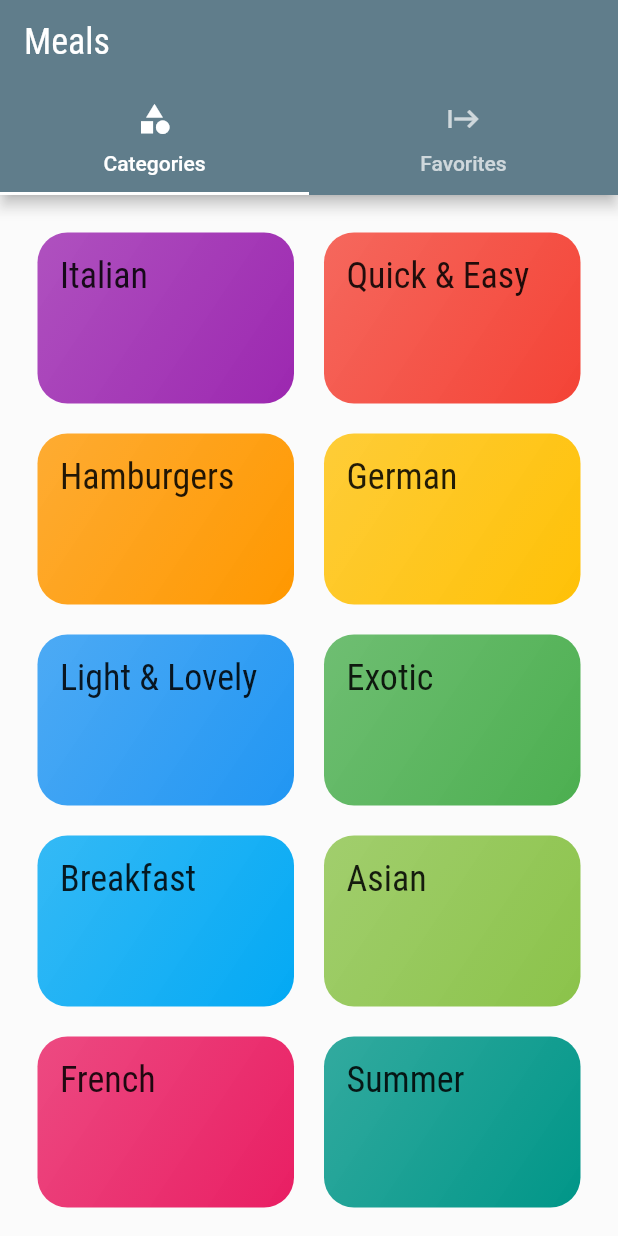
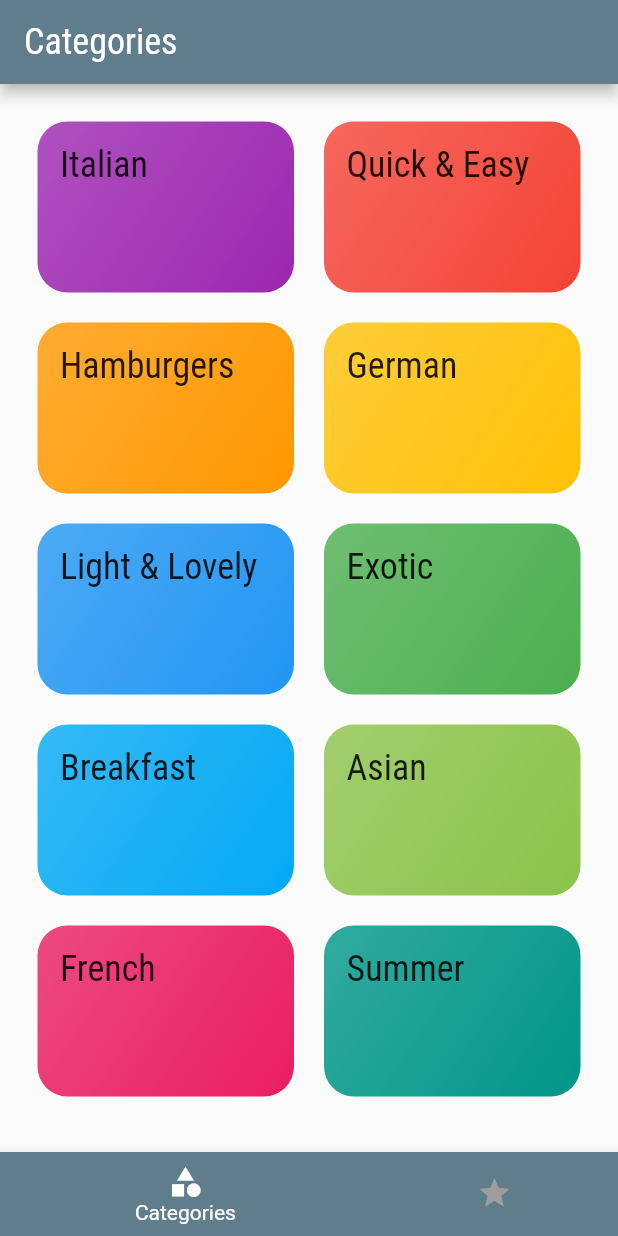
Before and after one commit to ghanayemomar/meals_app, a Flutter app: the screen it shows after launch, on a phone screen of 412 x 824 dp. Run offline on Flutter 3.47's test engine with Material 2 defaults, Android fonts, the phone set to English and light mode, and no system bars; Roboto replaces fonts that are missing (Releway).

```diff
--- a/lib/screens/tabs_screen.dart
+++ b/lib/screens/tabs_screen.dart
@@ -1,5 +1,5 @@
 import 'package:flutter/material.dart';
-import 'package:my_app/screens/favorites_screen.dart';
+import './favorites_screen.dart';
 import './categories_screen.dart';
 
 class TabsScreen extends StatefulWidget {
@@ -8,33 +8,44 @@ class TabsScreen extends StatefulWidget {
 }
 
 class TabsScreenState extends State<TabsScreen> {
+  List<Map<String, Object>> _pages = [
+    {'page': CategoriesScreen(), 'title': 'Categories'},
+    {'page': FavoritesScreen(), 'title': 'Your Favorite'}
+  ];
+  int _selectedPageIndex = 0;
+
+  void _selectPage(int index) {
+    setState(() {
+      _selectedPageIndex = index;
+    });
+  }
+
   @override
   Widget build(BuildContext context) {
-    return DefaultTabController(
-      length: 2,
-      initialIndex: 0, // to make the start with favourites
-      child: Scaffold(
-        appBar: AppBar(
-          title: Text('Meals'),
-          bottom: TabBar(
-            tabs: <Widget>[
-              Tab(
-                icon: Icon(Icons.category),
-                text: 'Categories',
-              ),
-              Tab(
-                icon: Icon(Icons.start),
-                text: 'Favorites',
-              ),
-            ],
+    return Scaffold(
+      appBar: AppBar(
+        title: Text(_pages[_selectedPageIndex]['title']),
+      ),
+      body: _pages[_selectedPageIndex]['page'],
+      bottomNavigationBar: BottomNavigationBar(
+        onTap: _selectPage,
+        backgroundColor: Theme.of(context).primaryColor,
+        unselectedItemColor: Colors.grey,
+        selectedItemColor: Colors.white,
+        currentIndex: _selectedPageIndex,
+        type: BottomNavigationBarType.shifting,
+        items: [
+          BottomNavigationBarItem(
+            backgroundColor: Theme.of(context).primaryColor,
+            icon: Icon(Icons.category),
+            label: 'Categories',
           ),
-        ),
-        body: TabBarView(
-          children: <Widget>[
-            CategoriesScreen(),
-            FavoritesScreen(),
-          ],
-        ),
+          BottomNavigationBarItem(
+            backgroundColor: Theme.of(context).primaryColor,
+            icon: Icon(Icons.star),
+            label: 'Favorites',
+          ),
+        ],
       ),
     );
   }
```
